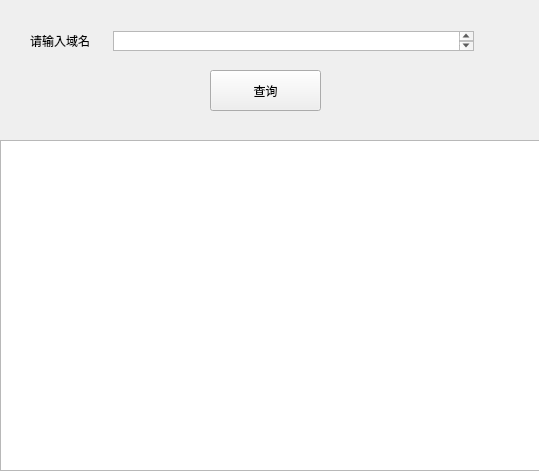
The window that Collect/ip_collect/ip_collect.ui (Aone-Zhao/c) describes before a commit, drawn with Qt 5.
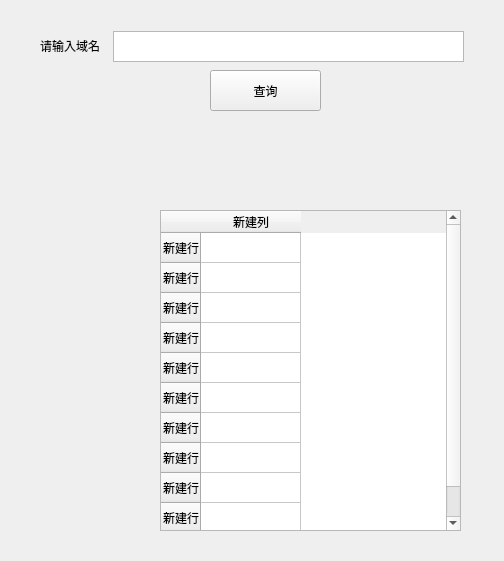
The same window after the commit.

```diff
--- a/Collect/ip_collect/ip_collect.ui
+++ b/Collect/ip_collect/ip_collect.ui
@@ -2,24 +2,16 @@
 <ui version="4.0">
  <class>ip_collect</class>
  <widget class="QWidget" name="ip_collect">
-  <property name="geometry">
-   <rect>
-    <x>0</x>
-    <y>0</y>
-    <width>539</width>
-    <height>471</height>
-   </rect>
-  </property>
   <property name="windowTitle">
    <string>ip_collect</string>
   </property>
   <widget class="QLabel" name="label">
    <property name="geometry">
     <rect>
-     <x>30</x>
-     <y>20</y>
-     <width>91</width>
-     <height>41</height>
+     <x>40</x>
+     <y>30</y>
+     <width>61</width>
+     <height>31</height>
     </rect>
    </property>
    <property name="text">
@@ -31,8 +23,8 @@
     <rect>
      <x>113</x>
      <y>31</y>
-     <width>361</width>
-     <height>20</height>
+     <width>351</width>
+     <height>31</height>
     </rect>
    </property>
   </widget>
@@ -52,12 +44,67 @@
   <widget class="QTableWidget" name="tableWidget">
    <property name="geometry">
     <rect>
-     <x>0</x>
-     <y>140</y>
-     <width>541</width>
-     <height>331</height>
+     <x>160</x>
+     <y>210</y>
+     <width>301</width>
+     <height>321</height>
     </rect>
    </property>
+   <row>
+    <property name="text">
+     <string>新建行</string>
+    </property>
+   </row>
+   <row>
+    <property name="text">
+     <string>新建行</string>
+    </property>
+   </row>
+   <row>
+    <property name="text">
+     <string>新建行</string>
+    </property>
+   </row>
+   <row>
+    <property name="text">
+     <string>新建行</string>
+    </property>
+   </row>
+   <row>
+    <property name="text">
+     <string>新建行</string>
+    </property>
+   </row>
+   <row>
+    <property name="text">
+     <string>新建行</string>
+    </property>
+   </row>
+   <row>
+    <property name="text">
+     <string>新建行</string>
+    </property>
+   </row>
+   <row>
+    <property name="text">
+     <string>新建行</string>
+    </property>
+   </row>
+   <row>
+    <property name="text">
+     <string>新建行</string>
+    </property>
+   </row>
+   <row>
+    <property name="text">
+     <string>新建行</string>
+    </property>
+   </row>
+   <column>
+    <property name="text">
+     <string>新建列</string>
+    </property>
+   </column>
   </widget>
  </widget>
  <resources/>
```
